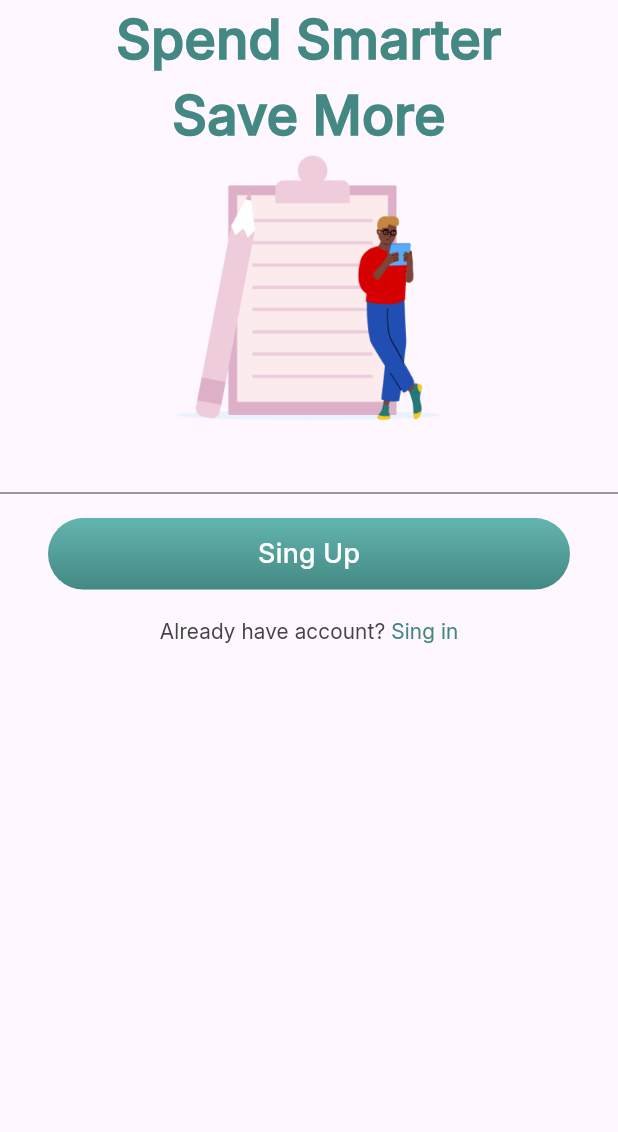
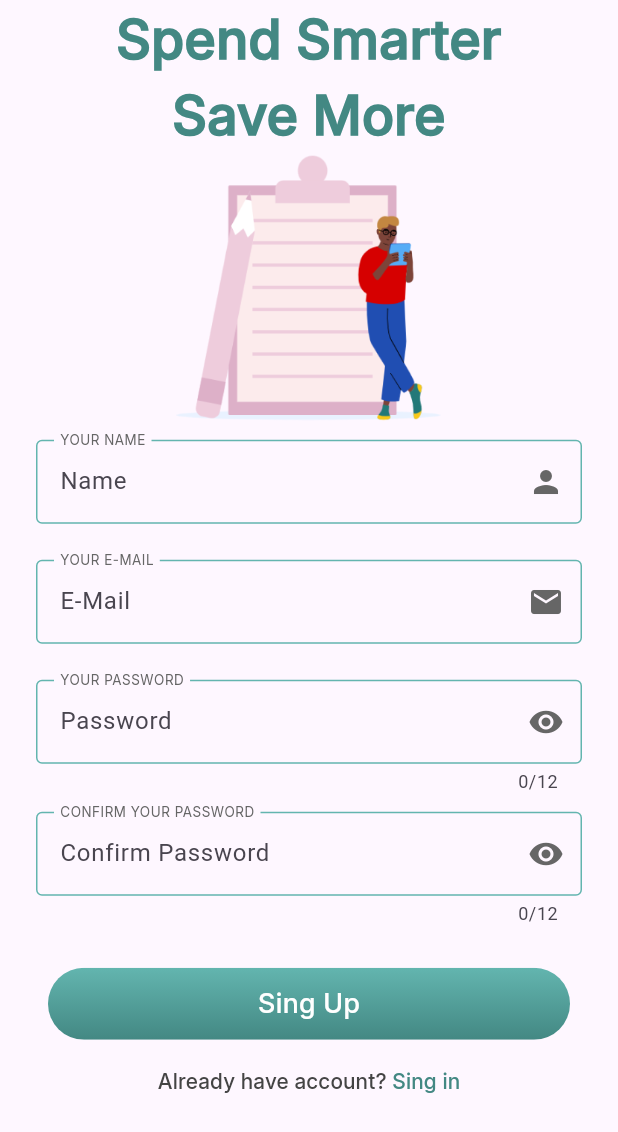
Before and after one commit to PiterCapistrano/money_map, a Flutter app: the screen it shows after launch, after a tap on "Already have account?", on a phone screen of 412 x 824 dp. Shown: the top 1132 px of the screen. Run offline on Flutter 3.47's test engine with Material 3 defaults, Android fonts, the phone set to English and light mode, and no system bars.

Commit message:
Criação do Text Field e da Página de Cadastro

```diff
--- a/lib/app.dart
+++ b/lib/app.dart
@@ -1,4 +1,6 @@
 import 'package:flutter/material.dart';
+import 'package:money_map/common/constants/app_colors.dart';
+import 'package:money_map/common/themes/default_theme.dart';
 import 'package:money_map/features/splash/splash_page.dart';
 
 class App extends StatelessWidget {
@@ -6,8 +8,9 @@ class App extends StatelessWidget {
 
   @override
   Widget build(BuildContext context) {
-    return const MaterialApp(
-      home: SplashPage(),
+    return MaterialApp(
+      theme: defaultTheme,
+      home: const SplashPage(),
     );
   }
 }
--- a/lib/common/constants/app_colors.dart
+++ b/lib/common/constants/app_colors.dart
@@ -21,4 +21,5 @@ class AppColors {
   static const Color lightRed = Color(0xFFF95B51);
   static const Color red = Color(0xFFF44336);
   static const Color black = Color(0xFF222222);
+  static const Color grey = Color(0xFF666666);
 }
--- a/lib/common/constants/app_text_styles.dart
+++ b/lib/common/constants/app_text_styles.dart
@@ -24,6 +24,12 @@ class AppTextStyles {
   static const TextStyle smallText = TextStyle(
     fontFamily: 'Inter',
     fontSize: 14.0,
+    fontWeight: FontWeight.w500,
+  );
+
+  static const TextStyle inputLabelText = TextStyle(
+    fontFamily: 'Inter',
+    fontSize: 12.0,
     fontWeight: FontWeight.w400,
   );
 }
--- /dev/null
+++ b/lib/common/constants/widgets/custom_text_form_field.dart
@@ -0,0 +1,72 @@
+import 'package:flutter/material.dart';
+import 'package:money_map/common/constants/app_colors.dart';
+import 'package:money_map/common/constants/app_text_styles.dart';
+
+class CustomTextFormField extends StatefulWidget {
+  final EdgeInsetsGeometry? padding;
+  final String? hintText;
+  final String? labelText;
+  final Widget? suffixIcon;
+  final TextCapitalization? textCapitalization;
+  final TextEditingController? textEditingController;
+  final TextInputType? textInputType;
+  final int? maxLength;
+  final TextInputAction? textInputAction;
+
+  const CustomTextFormField(
+      {super.key,
+      this.padding,
+      this.hintText,
+      this.labelText,
+      this.suffixIcon,
+      this.textCapitalization,
+      this.textEditingController,
+      this.textInputType,
+      this.maxLength,
+      this.textInputAction});
+
+  @override
+  State<CustomTextFormField> createState() => _CustomTextFormFieldState();
+}
+
+class _CustomTextFormFieldState extends State<CustomTextFormField> {
+  final defaultBorder = const OutlineInputBorder(
+    borderSide: BorderSide(color: AppColors.lightGreenOne),
+  );
+
+  @override
+  Widget build(BuildContext context) {
+    return Padding(
+      padding: widget.padding ??
+          const EdgeInsets.symmetric(horizontal: 24.0, vertical: 12.0),
+      child: TextFormField(
+        cursorColor: AppColors.darkGreen,
+        textInputAction: widget.textInputAction ?? TextInputAction.next,
+        maxLines: 1,
+        maxLength: widget.maxLength,
+        keyboardType: widget.textInputType,
+        controller: widget.textEditingController,
+        textCapitalization:
+            widget.textCapitalization ?? TextCapitalization.none,
+        decoration: InputDecoration(
+            suffixIcon: widget.suffixIcon,
+            suffixIconColor: AppColors.grey,
+            hintText: widget.hintText,
+            floatingLabelBehavior: FloatingLabelBehavior.always,
+            labelText: widget.labelText?.toUpperCase(),
+            labelStyle:
+                AppTextStyles.inputLabelText.copyWith(color: AppColors.grey),
+            border: defaultBorder,
+            focusedBorder: defaultBorder.copyWith(
+                borderSide: const BorderSide(color: AppColors.darkGreen)),
+            errorBorder: defaultBorder.copyWith(
+                borderSide: const BorderSide(color: AppColors.red)),
+            focusedErrorBorder: defaultBorder.copyWith(
+                borderSide: const BorderSide(color: AppColors.red)),
+            enabledBorder: defaultBorder,
+            disabledBorder: defaultBorder.copyWith(
+                borderSide: const BorderSide(color: AppColors.darkGrey))),
+      ),
+    );
+  }
+}
--- /dev/null
+++ b/lib/common/themes/default_theme.dart
@@ -0,0 +1,10 @@
+import 'package:flutter/material.dart';
+import 'package:money_map/common/constants/app_colors.dart';
+
+final defaultTheme = ThemeData(
+  inputDecorationTheme: const InputDecorationTheme(
+    focusedBorder: OutlineInputBorder(
+      borderSide: BorderSide(color: AppColors.darkGreen),
+    ),
+  ),
+);
--- a/lib/features/sing_up/sing_up.dart
+++ b/lib/features/sing_up/sing_up.dart
@@ -1,6 +1,7 @@
 import 'package:flutter/material.dart';
 import 'package:money_map/common/constants/app_colors.dart';
 import 'package:money_map/common/constants/app_text_styles.dart';
+import 'package:money_map/common/constants/widgets/custom_text_form_field.dart';
 import 'package:money_map/common/constants/widgets/multi_text_button.dart';
 import 'package:money_map/common/constants/widgets/primary_button.dart';
 import 'package:money_map/features/login/login.dart';
@@ -28,7 +29,40 @@ class SingUp extends StatelessWidget {
           Image.asset(
             'assets/images/sing_up.png',
           ),
-          TextFormField(),
+          const Form(
+              child: Column(
+            children: [
+              CustomTextFormField(
+                labelText: "your name",
+                hintText: "Name",
+                suffixIcon: Icon(Icons.person),
+                textCapitalization: TextCapitalization.words,
+              ),
+              CustomTextFormField(
+                labelText: "your e-mail",
+                hintText: "E-Mail",
+                suffixIcon: Icon(Icons.email),
+                textInputType: TextInputType.emailAddress,
+              ),
+              CustomTextFormField(
+                labelText: "your password",
+                hintText: "Password",
+                suffixIcon: Icon(Icons.visibility),
+                textInputType: TextInputType.visiblePassword,
+                maxLength: 12,
+              ),
+              CustomTextFormField(
+                labelText: "confirm your password",
+                hintText: "Confirm Password",
+                suffixIcon: Icon(Icons.visibility),
+                textInputType: TextInputType.visiblePassword,
+                maxLength: 12,
+                textInputAction: TextInputAction.done,
+                padding: EdgeInsets.only(
+                    left: 24.0, right: 24.0, top: 0.0, bottom: 12.0),
+              ),
+            ],
+          )),
           Padding(
             padding: const EdgeInsets.only(
               left: 32.0,
```
